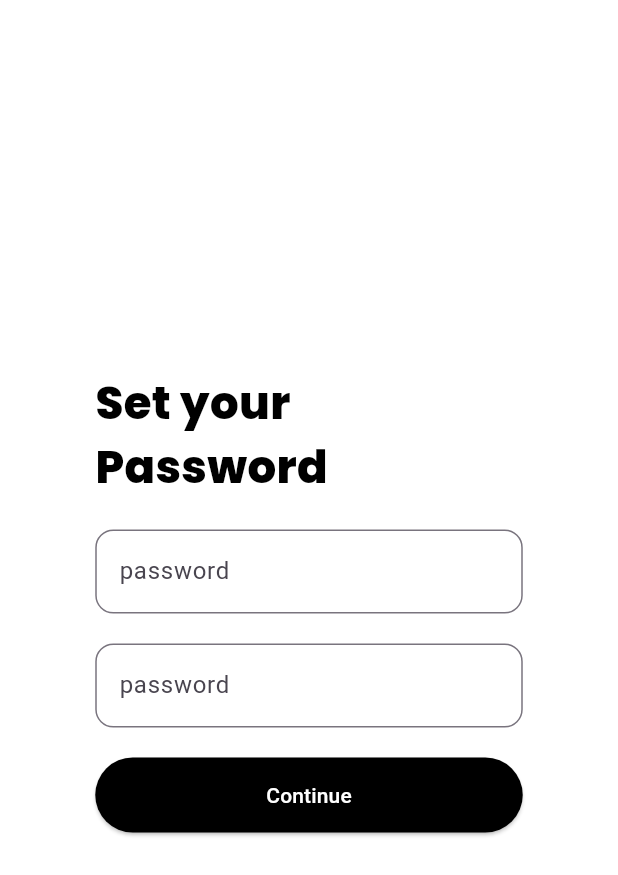
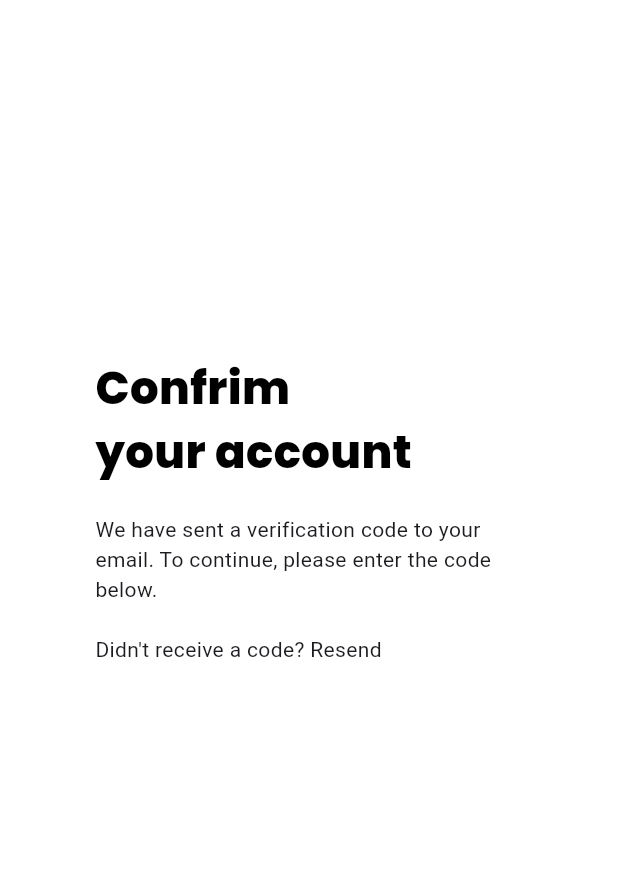
Before and after one commit to TiffanyDella/designspiration, a Flutter app: the Password screen opened directly, after a tap on "Continue", on a phone screen of 412 x 824 dp. Shown: the top 875 px of the screen. Run offline on Flutter 3.47's test engine with Material 3 defaults, Android fonts, the phone set to English and light mode, and no system bars.

Commit message:
бибиб

```diff
--- a/lib/StartScreens/SignUp.dart
+++ b/lib/StartScreens/SignUp.dart
@@ -1,18 +1,9 @@
+import 'package:flutter/cupertino.dart';
 import 'package:flutter/material.dart';
 final _formKey = GlobalKey<FormState>();
+final TextEditingController _SignUpController = TextEditingController();
 
-class SignUp extends StatefulWidget {
-  @override
-  State<SignUp> createState() => SignUpPage();
-}
-
-class Password extends StatefulWidget {
-  @override
-  State<Password> createState() => PasswordPage();
-}
-
-
-class SignUpPage extends State<SignUp>{
+class SignUp extends StatelessWidget{
   @override
   Widget build(BuildContext context) {
     return Scaffold(
@@ -35,6 +26,7 @@ class SignUpPage extends State<SignUp>{
                 child: Column(
                 children: [
                   TextFormField(
+                    controller: _SignUpController,
                     decoration: InputDecoration(
                       labelText: "Full name",
                       border:  OutlineInputBorder(
@@ -52,8 +44,7 @@ class SignUpPage extends State<SignUp>{
                   ElevatedButton(
                     onPressed: () {
                       if (_formKey.currentState!.validate()) {
-                      Navigator.push(context,
-                      MaterialPageRoute(builder: (context) => Password()));
+                      Navigator.push(context, MaterialPageRoute(builder: (context) => Password()),).then((_){_SignUpController;;});
                       }
                     },
                     style: ElevatedButton.styleFrom(
@@ -79,7 +70,7 @@ class SignUpPage extends State<SignUp>{
   }
 }
 
-class PasswordPage extends State<Password>{
+class Password extends StatelessWidget{
   @override
   Widget build(BuildContext context) {
     return Scaffold(
@@ -123,7 +114,7 @@ class PasswordPage extends State<Password>{
                           onPressed: () {
                             if (_formKey.currentState!.validate()) {
                               Navigator.push(context,
-                                  MaterialPageRoute(builder: (context) => Password()));
+                                  MaterialPageRoute(builder: (context) => Code()));
                             }
                           },
                           style: ElevatedButton.styleFrom(
@@ -146,5 +137,39 @@ class PasswordPage extends State<Password>{
       ),
     );
   }
+}
 
+class Code extends StatelessWidget {
+  @override
+  Widget build(BuildContext context) {
+    return Scaffold(backgroundColor: Colors.white,
+      body: Center(
+        child: Container(
+          height: 350,
+          width: 285,
+          child: const Align(
+            alignment: Alignment.centerLeft,
+            child: Column(
+              mainAxisSize: MainAxisSize.max,
+              crossAxisAlignment: CrossAxisAlignment.start,
+                children: <Widget>[
+                Text('Confrim', style: TextStyle(color: Colors.black, fontSize: 30, fontFamily: 'PoppinsEB')),
+                Text('your account', style: TextStyle(color: Colors.black, fontSize: 30, fontFamily: 'PoppinsEB')),
+                Padding(
+                padding: EdgeInsets.only(top: 20.0),
+                  child: Text('We have sent a verification code to your'),
+                ),
+                  Text('email. To continue, please enter the code'),
+                  Text('below.'),
+                  Padding(
+                  padding: EdgeInsets.only(top: 20.0),
+                    child: Text('Didn\'t receive a code? Resend'),
+                  ),
+              ],
+            ),
+          ),
+        ),
+      )
+    );
+  }
 }
```
